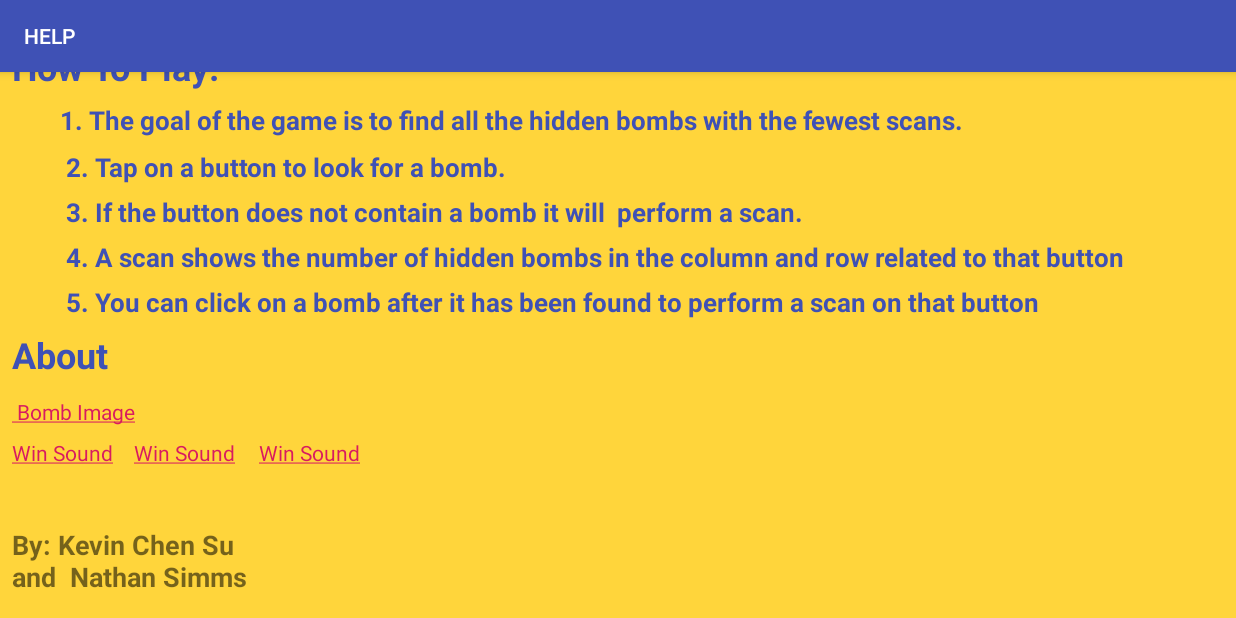
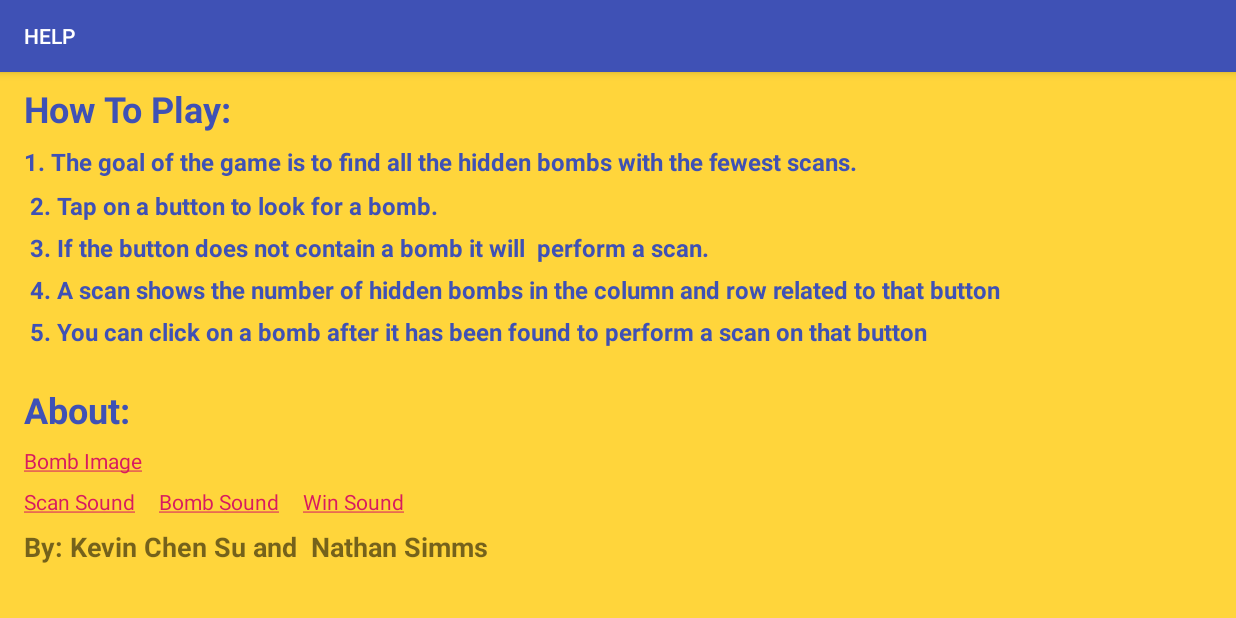
Before and after one commit to 13-nate/Pizza-Saver, an Android app: the HelpMenuActivity screen opened directly, with no data from a screen before it, on a phone screen of 824 x 412 dp (held sideways). Run offline under Robolectric (Android 15) with nearby library versions, the phone set to English and light mode, and no system bars; Roboto replaces fonts that are not available here.

Commit message:
all hyperlinks working

```diff
--- a/app/src/main/java/com/example/mineseeker/com/example/mineseeker/UI/HelpMenuActivity.java
+++ b/app/src/main/java/com/example/mineseeker/com/example/mineseeker/UI/HelpMenuActivity.java
@@ -26,28 +26,16 @@ public class HelpMenuActivity extends AppCompatActivity {
 
         TextView txtBomb = findViewById(R.id.txtBombImage);
         txtBomb.setMovementMethod(LinkMovementMethod.getInstance());
-       /* TextView txtBomb = findViewById(R.id.txtBombImage);
-        txtBomb.setMovementMethod(LinkMovementMethod.getInstance());
-        String bombImageLink = "<a href='https://www.cleanpng.com/png-tsar-bomba-cartoon-weapon-gray-cartoon-bombs-204186/'> " +
-                "Bomb Image </a>";
-        txtBomb.setText(Html.fromHtml("<h2>Bomb Image</h2><br><p>Description here</p>", Html.FROM_HTML_MODE_COMPACT));
-        txtBomb.setText(fromHtml(bombImageLink, Html.FROM_HTML_MODE_COMPACT));
-*/
+
         TextView txtWinSound = findViewById(R.id.txtWinSound);
-        String winSoundLink = "<a href='https://freesound.org/people/rhodesmas/sounds/320775/'> " +
-                "Win Sound</a>";
-        txtWinSound.setText(fromHtml(winSoundLink, Html.FROM_HTML_MODE_COMPACT));
-
+        txtWinSound.setMovementMethod(LinkMovementMethod.getInstance());
 
         TextView txtBombFoundSound = findViewById(R.id.txtBombFoundSound);
-        String BombFoundSoundLink = "<a href='https://freesound.org/people/MATTIX/sounds/441497/'> " +
-                "Bomb Sound</a>";
-        txtBombFoundSound.setText(fromHtml(winSoundLink, Html.FROM_HTML_MODE_COMPACT));
+        txtBombFoundSound.setMovementMethod(LinkMovementMethod.getInstance());
 
-        TextView TxtScanSound = findViewById(R.id.txtScanSound);
-        String scanSoundLink = "<a href='https://freesound.org/people/samsara/sounds/49989/'> " +
-                "Scan Sound</a>";
-        TxtScanSound.setText(fromHtml(winSoundLink, Html.FROM_HTML_MODE_COMPACT));
+        TextView txtScanSound = findViewById(R.id.txtScanSound);
+        txtScanSound.setMovementMethod(LinkMovementMethod.getInstance());
+
 
     }
     public static Intent makeIntentHelpActivity(Context context){
--- a/app/src/main/res/layout/activity_help_menu.xml
+++ b/app/src/main/res/layout/activity_help_menu.xml
@@ -11,14 +11,16 @@
         android:id="@+id/txtAbout"
         android:layout_width="wrap_content"
         android:layout_height="wrap_content"
-        android:layout_marginStart="8dp"
-        android:layout_marginLeft="8dp"
-        android:layout_marginTop="8dp"
+        android:layout_marginStart="16dp"
+        android:layout_marginTop="16dp"
+        android:layout_marginEnd="643dp"
         android:fontFamily="@font/finger_paint"
-        android:text="About"
+        android:text="About:"
         android:textColor="#3F51B5"
         android:textSize="24sp"
         android:textStyle="bold"
+        app:layout_constraintEnd_toEndOf="parent"
+        app:layout_constraintHorizontal_bias="0.0"
         app:layout_constraintStart_toStartOf="parent"
         app:layout_constraintTop_toBottomOf="@+id/txtHowToDescription" />
 
@@ -26,48 +28,48 @@
         android:id="@+id/txtHowToPlay"
         android:layout_width="wrap_content"
         android:layout_height="wrap_content"
-        android:layout_marginStart="8dp"
-        android:layout_marginLeft="8dp"
-        android:layout_marginBottom="8dp"
+        android:layout_marginStart="16dp"
+        android:layout_marginTop="8dp"
+        android:layout_marginEnd="553dp"
         android:fontFamily="@font/finger_paint"
         android:text="How To Play:"
         android:textColor="#3F51B5"
         android:textSize="24sp"
         android:textStyle="bold"
-        app:layout_constraintBottom_toTopOf="@+id/txtHowToDescription"
-        app:layout_constraintStart_toStartOf="parent" />
+        app:layout_constraintEnd_toEndOf="parent"
+        app:layout_constraintHorizontal_bias="0.0"
+        app:layout_constraintStart_toStartOf="parent"
+        app:layout_constraintTop_toTopOf="parent" />
 
     <TextView
         android:id="@+id/txtHowToDescription"
         android:layout_width="712dp"
         android:layout_height="144dp"
-        android:layout_marginStart="8dp"
-        android:layout_marginLeft="8dp"
+        android:layout_marginStart="16dp"
+        android:layout_marginTop="8dp"
         android:layout_marginEnd="8dp"
-        android:layout_marginRight="8dp"
-        android:layout_marginBottom="200dp"
         android:lineSpacingMultiplier="1.5"
         android:text="1. The goal of the game is to find all the hidden bombs with the fewest scans.\n
 2. Tap on a button to look for a bomb.\n
 3. If the button does not contain a bomb it will  perform a scan.\n
 4. A scan shows the number of hidden bombs in the column and row related to that button\n
-5. You can click on a bomb after it has been found to perform a scan on that button\n"
+5. You can click on a bomb after it has been found to perform a scan on that button"
         android:textColor="#3F51B5"
-        android:textSize="17sp"
+        android:textSize="16sp"
         android:textStyle="bold"
-        app:layout_constraintBottom_toBottomOf="parent"
         app:layout_constraintEnd_toEndOf="parent"
-        app:layout_constraintHorizontal_bias="0.333"
-        app:layout_constraintStart_toStartOf="parent" />
+        app:layout_constraintHorizontal_bias="0.0"
+        app:layout_constraintStart_toStartOf="parent"
+        app:layout_constraintTop_toBottomOf="@+id/txtHowToPlay" />
 
     <TextView
         android:id="@+id/txtAuthor"
-        android:layout_width="176dp"
-        android:layout_height="45dp"
+        android:layout_width="319dp"
+        android:layout_height="23dp"
 
-        android:layout_marginStart="8dp"
-        android:layout_marginLeft="8dp"
-        android:layout_marginBottom="16dp"
+        android:layout_marginStart="16dp"
+        android:layout_marginTop="8dp"
+        android:layout_marginBottom="40dp"
         android:singleLine="false"
         android:text="By: Kevin Chen Su and  Nathan Simms"
         android:textSize="18sp"
@@ -75,41 +77,42 @@
         app:fontFamily="@font/bigshot_one"
         app:layout_constraintBottom_toBottomOf="parent"
         app:layout_constraintEnd_toStartOf="@+id/logo"
-        app:layout_constraintHorizontal_bias="0.472"
+        app:layout_constraintHorizontal_bias="0.0"
         app:layout_constraintStart_toStartOf="parent"
-        app:layout_constraintTop_toBottomOf="@+id/welcomeLogo_textView"
-        app:layout_constraintVertical_bias="0.915" />
+        app:layout_constraintTop_toBottomOf="@+id/txtBombFoundSound"
+        app:layout_constraintVertical_bias="0.0" />
 
     <TextView
         android:id="@+id/txtBombImage"
         android:layout_width="wrap_content"
         android:layout_height="wrap_content"
-        android:layout_marginStart="8dp"
-        android:layout_marginTop="12dp"
+        android:layout_marginStart="16dp"
+        android:layout_marginTop="8dp"
+        android:layout_marginEnd="642dp"
         android:text="@string/bomb_link"
+        app:layout_constraintBottom_toTopOf="@+id/txtScanSound"
+        app:layout_constraintEnd_toEndOf="parent"
+        app:layout_constraintHorizontal_bias="0.0"
         app:layout_constraintStart_toStartOf="parent"
-        app:layout_constraintTop_toBottomOf="@+id/txtAbout" />
+        app:layout_constraintTop_toBottomOf="@+id/txtAbout"
+        app:layout_constraintVertical_bias="0.0" />
 
     <TextView
         android:id="@+id/txtWinSound"
         android:layout_width="wrap_content"
         android:layout_height="wrap_content"
         android:layout_marginStart="16dp"
-        android:autoLink="web"
-        android:clickable="true"
-        android:linksClickable="true"
         android:text="@string/win_sound"
         app:layout_constraintBottom_toBottomOf="@+id/txtBombFoundSound"
         app:layout_constraintStart_toEndOf="@+id/txtBombFoundSound"
-        app:layout_constraintTop_toTopOf="@+id/txtBombFoundSound" />
+        app:layout_constraintTop_toTopOf="@+id/txtBombFoundSound"
+        app:layout_constraintVertical_bias="0.0" />
 
     <TextView
         android:id="@+id/txtBombFoundSound"
         android:layout_width="wrap_content"
         android:layout_height="wrap_content"
-        android:layout_marginStart="14dp"
-        android:clickable="true"
-        android:linksClickable="true"
+        android:layout_marginStart="16dp"
         android:text="@string/bomb_sound"
         app:layout_constraintBottom_toBottomOf="@+id/txtScanSound"
         app:layout_constraintStart_toEndOf="@+id/txtScanSound"
@@ -119,10 +122,8 @@
         android:id="@+id/txtScanSound"
         android:layout_width="wrap_content"
         android:layout_height="wrap_content"
-        android:layout_marginStart="8dp"
+        android:layout_marginStart="16dp"
         android:layout_marginTop="8dp"
-        android:clickable="true"
-        android:linksClickable="true"
         android:text="@string/scan_sound"
         app:layout_constraintStart_toStartOf="parent"
         app:layout_constraintTop_toBottomOf="@+id/txtBombImage" />
--- a/app/src/main/res/values/strings.xml
+++ b/app/src/main/res/values/strings.xml
@@ -2,8 +2,8 @@
     <string name="app_name">MineSeeker</string>
     <string name="action_settings">Settings</string>
     <string name="mine_seeker">MINE SEEKER</string>
-    <string name="win_sound">Win Sound</string>
-    <string name="bomb_sound">Bomb Image</string>
-    <string name="scan_sound">Scan Sound</string>'
-    <string name="bomb_link"><a href ="https://www.cleanpng.com/png-tsar-bomba-cartoon-weapon-gray-cartoon-bombs-204186/"> Bomb Image</a></string>
+    <string name="win_sound"><a href ="https://freesound.org/people/rhodesmas/sounds/320775/">Win Sound</a></string>
+    <string name="bomb_sound"><a href ="https://freesound.org/people/MATTIX/sounds/441497/">Bomb Sound</a></string>
+    <string name="scan_sound"><a href ="https://freesound.org/people/samsara/sounds/49989/">Scan Sound</a></string>'
+    <string name="bomb_link"><a href ="https://www.cleanpng.com/png-tsar-bomba-cartoon-weapon-gray-cartoon-bombs-204186/">Bomb Image</a></string>
 </resources>
```
